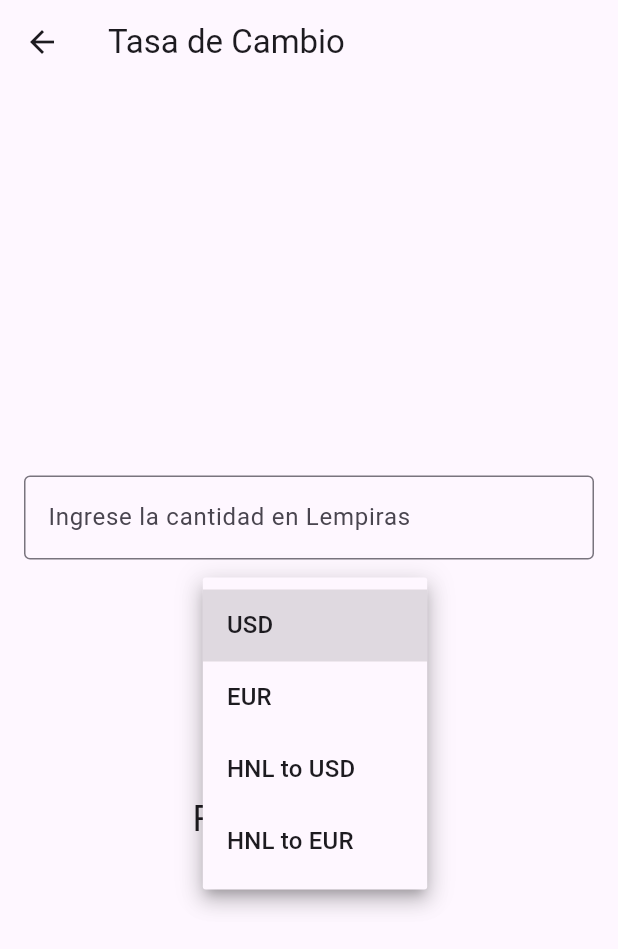
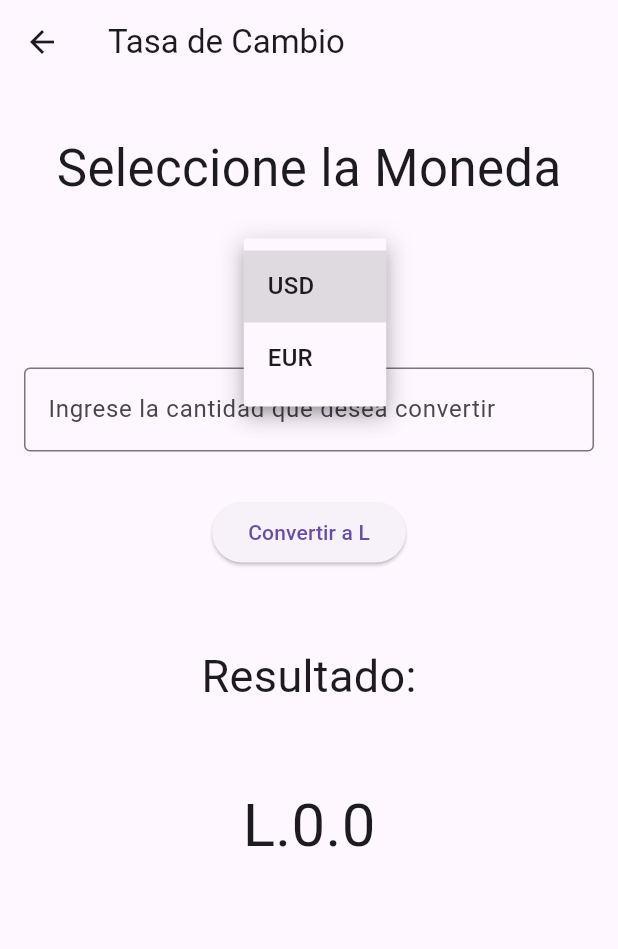
Before and after one commit to YMEZA97/examen1_ceutec, a Flutter app: the CurrencyUi screen opened by its route, after a tap on "USD", on a phone screen of 412 x 824 dp. Shown: the top 949 px of the screen. Run offline on Flutter 3.47's test engine with Material 3 defaults, Android fonts, the phone set to English and light mode, and no system bars; our stand-ins replace go_router.

Commit message:
Pagina de Tasa de cambios 0.5 update

```diff
--- a/lib/pages/currency/currency_ui.dart
+++ b/lib/pages/currency/currency_ui.dart
@@ -11,10 +11,10 @@ class _CurrencyUiState extends State<CurrencyUi> {
   final TextEditingController controlador = TextEditingController();
   String selectmoneda = 'USD';
   double resultado = 0.0;
-  final double lempirasaDolar = 0.041;
-  final double dolaraLempiras = 24.3;
-  final double lempirasaEuro = 0.034;
-  final double euroaLempiras = 29.5;
+
+  final double dolaraLempiras = 24.72;
+
+  final double euroaLempiras = 27;
 
   void convertidor() {
     double input = double.tryParse(controlador.text) ?? 0.0;
@@ -23,10 +23,6 @@ class _CurrencyUiState extends State<CurrencyUi> {
         resultado = input * dolaraLempiras;
       } else if (selectmoneda == 'EUR') {
         resultado = input * euroaLempiras;
-      } else if (selectmoneda == 'HNL A USD') {
-        resultado = input * lempirasaDolar;
-      } else if (selectmoneda == 'HNL A EUR') {
-        resultado = input * lempirasaEuro;
       }
     });
   }
@@ -34,26 +30,28 @@ class _CurrencyUiState extends State<CurrencyUi> {
   @override
   Widget build(BuildContext context) {
     return Scaffold(
+        resizeToAvoidBottomInset: false,
       appBar: AppBar(
         title: const Text('Tasa de Cambio'),
       ),
       body: Padding(
         padding: const EdgeInsets.all(16.0),
         child: Column(
-          mainAxisAlignment: MainAxisAlignment.center,
+
           children: [
-            TextField(
-              controller: controlador,
-              keyboardType: TextInputType.number,
-              decoration: const InputDecoration(
-                border: OutlineInputBorder(),
-                labelText: 'Ingrese la cantidad en Lempiras',
+
+ Padding(
+              padding: const EdgeInsets.all(16).copyWith(bottom: 30),
+              child:const Text(
+                "Seleccione la Moneda",
+                style: const TextStyle(fontSize: 34),
               ),
             ),
-            const SizedBox(height: 20),
-            DropdownButton<String>(
+
+
+ DropdownButton<String>(
               value: selectmoneda,
-              items: <String>['USD', 'EUR', 'HNL to USD', 'HNL to EUR']
+              items: <String>['USD', 'EUR']
                   .map((String value) {
                 return DropdownMenuItem<String>(
                   value: value,
@@ -66,16 +64,39 @@ class _CurrencyUiState extends State<CurrencyUi> {
                 });
               },
             ),
-            const SizedBox(height: 20),
+
+  const SizedBox(height: 30),
+
+            TextField(
+              controller: controlador,
+              keyboardType: TextInputType.number,
+              decoration: const InputDecoration(
+                border: OutlineInputBorder(),
+                labelText: 'Ingrese la cantidad que desea convertir',
+              ),
+            ),
+
+
+
+
+            const SizedBox(height: 30),
             ElevatedButton(
               onPressed: convertidor,
-              child: const Text('Convertir'),
+              child: const Text('Convertir a L'),
             ),
-            const SizedBox(height: 20),
+            const SizedBox(height: 50),
+          const Text(
+              "Resultado:",
+              style: const TextStyle(fontSize: 30),
+            ),
+
+   const SizedBox(height: 50),
             Text(
-              'Resultado: $resultado',
-              style: const TextStyle(fontSize: 24),
+              "L.$resultado",
+              style: const TextStyle(fontSize: 40),
             ),
+
+
           ],
         ),
       ),
```
